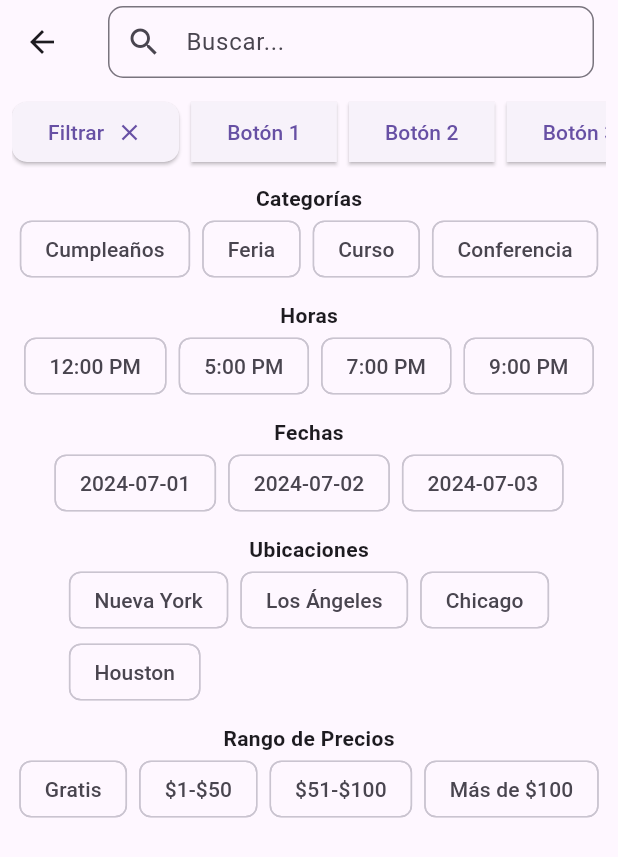
After one commit to cristian-morris/appevent, a Flutter app: the SearchScreen screen opened directly, after a tap on "Filtrar", on a phone screen of 412 x 824 dp. The commit adds this screen. Shown: the top 857 px of the screen. Run offline on Flutter 3.47's test engine with Material 3 defaults, Android fonts, the phone set to English and light mode, and no system bars; our stand-ins replace google_fonts.

Commit message:
Cambios en la ventana busqueda

```diff
--- a/lib/pages/home.dart
+++ b/lib/pages/home.dart
@@ -2,6 +2,7 @@ import 'package:digitalevent/components/config.dart';
 import 'package:digitalevent/components/historial_eventos.dart';
 import 'package:digitalevent/components/notificaciones.dart';
 import 'package:digitalevent/components/perfil.dart';
+import 'package:digitalevent/pages/search_screen.dart';
 import 'package:flutter/material.dart';
 
 class Home extends StatefulWidget {
@@ -15,25 +16,39 @@ class _HomeState extends State<Home> {
   @override
   Widget build(BuildContext context) {
     return Scaffold(
-
-
       appBar: AppBar(
         title: Row(
           children: <Widget>[
-
             Expanded(
-              child: TextField(
-                decoration: InputDecoration(
-                  hintText: 'Buscar',
-                  prefixIcon: Icon(Icons.search),
-                  border: OutlineInputBorder(
+              child: GestureDetector(
+                  onTap: () {
+                    Navigator.of(context).push(MaterialPageRoute(
+                      builder: (context) => SearchScreen(),
+                    ));
+                  },
+                  child: Container(
+                    padding:
+                        const EdgeInsets.symmetric(vertical: 8, horizontal: 10),
+                    decoration: BoxDecoration(
+                      color: Colors.white,
                       borderRadius: BorderRadius.circular(10),
-                    borderSide: BorderSide.none,
                     ),
-                  filled: true,
-                  contentPadding: EdgeInsets.all(0),
+                    child: const Row(
+                      children: [
+                        Icon(
+                          Icons.search,
+                          color: Colors.black,
                         ),
+                        SizedBox(
+                          width: 10,
                         ),
+                        Text(
+                          "Buscar...",
+                          style: TextStyle(fontSize: 16, color: Colors.black),
+                        )
+                      ],
+                    ),
+                  )),
             ),
             IconButton(
               icon: Icon(Icons.shopping_cart),
@@ -63,7 +78,9 @@ class _HomeState extends State<Home> {
                   style: TextStyle(fontSize: 20),
                 ),
                 onTap: () {
-                      Navigator.of(context).push(MaterialPageRoute(builder: (context) => Perfil(),));
+                  Navigator.of(context).push(MaterialPageRoute(
+                    builder: (context) => Perfil(),
+                  ));
                 },
               ),
               ListTile(
@@ -73,7 +90,9 @@ class _HomeState extends State<Home> {
                   style: TextStyle(fontSize: 20),
                 ),
                 onTap: () {
-                      Navigator.of(context).push(MaterialPageRoute(builder: (context) => Notificaciones(),));
+                  Navigator.of(context).push(MaterialPageRoute(
+                    builder: (context) => Notificaciones(),
+                  ));
                 },
               ),
               ListTile(
@@ -83,7 +102,9 @@ class _HomeState extends State<Home> {
                   style: TextStyle(fontSize: 20),
                 ),
                 onTap: () {
-                      Navigator.of(context).push(MaterialPageRoute(builder: (context) => HistorialEventos(),));
+                  Navigator.of(context).push(MaterialPageRoute(
+                    builder: (context) => HistorialEventos(),
+                  ));
                 },
               ),
               ListTile(
@@ -93,7 +114,9 @@ class _HomeState extends State<Home> {
                   style: TextStyle(fontSize: 20),
                 ),
                 onTap: () {
-                      Navigator.of(context).push(MaterialPageRoute(builder: (context) => Config(),));
+                  Navigator.of(context).push(MaterialPageRoute(
+                    builder: (context) => Config(),
+                  ));
                 },
               )
             ],
@@ -104,19 +127,16 @@ class _HomeState extends State<Home> {
         child: Column(
           children: <Widget>[
             sectionTitle('EVENTOS PÚBLICOS'),
-            eventList([
-
-            ]),
+            eventList([]),
             sectionTitle('EVENTOS PRIVADOS'),
-            eventList([
-
-            ]),
+            eventList([]),
           ],
         ),
       ),
     );
   }
 }
+
 Widget sectionTitle(String title) {
   return Padding(
     padding: const EdgeInsets.all(16.0),
--- /dev/null
+++ b/lib/pages/search_screen.dart
@@ -0,0 +1,242 @@
+import 'package:flutter/material.dart';
+
+class SearchScreen extends StatefulWidget {
+  @override
+  _SearchScreenState createState() => _SearchScreenState();
+}
+
+class _SearchScreenState extends State<SearchScreen> {
+  bool showFilters = false;
+  String? selectedCategory;
+  TimeOfDay? selectedTime;
+  DateTime? selectedDate;
+  String? selectedLocation;
+  String? selectedPriceRange;
+
+  final List<String> categories = [
+    'Cumpleaños',
+    'Feria',
+    'Curso',
+    'Conferencia'
+  ];
+  final List<TimeOfDay> times = [
+    TimeOfDay(hour: 12, minute: 0),
+    TimeOfDay(hour: 17, minute: 0),
+    TimeOfDay(hour: 19, minute: 0),
+    TimeOfDay(hour: 21, minute: 0)
+  ];
+  final List<String> dates = ['2024-07-01', '2024-07-02', '2024-07-03'];
+  final List<String> locations = [
+    'Nueva York',
+    'Los Ángeles',
+    'Chicago',
+    'Houston'
+  ];
+  final List<String> priceRanges = [
+    'Gratis',
+    '\$1-\$50',
+    '\$51-\$100',
+    'Más de \$100'
+  ];
+
+  void toggleFilters() {
+    setState(() {
+      showFilters = !showFilters;
+    });
+  }
+
+  @override
+  Widget build(BuildContext context) {
+    return Scaffold(
+      appBar: AppBar(
+        title: Row(
+          children: <Widget>[
+            Expanded(
+              child: TextField(
+                decoration: InputDecoration(
+                    hintText: 'Buscar...',
+                    prefixIcon: Icon(Icons.search),
+                    border: OutlineInputBorder(
+                      borderRadius: BorderRadius.circular(10),
+                      borderSide: BorderSide(
+                        color: Colors.deepPurple,
+                      ),
+                    ),
+                    contentPadding: EdgeInsets.all(0)),
+              ),
+            ),
+          ],
+        ),
+      ),
+      body: Padding(
+        padding: const EdgeInsets.all(8.0),
+        child: Column(
+          children: [
+            Row(
+              children: [
+                Expanded(
+                  child: SingleChildScrollView(
+                    scrollDirection: Axis.horizontal,
+                    child: Row(
+                      children: [
+                        ElevatedButton(
+                          onPressed: toggleFilters,
+                          style: ElevatedButton.styleFrom(
+                            shape: RoundedRectangleBorder(
+                              borderRadius: BorderRadius.circular(10),
+                            ),
+                          ),
+                          child: showFilters
+                              ? Row(
+                                  children: [
+                                    Text('Filtrar'),
+                                    SizedBox(width: 8),
+                                    Icon(Icons.close),
+                                  ],
+                                )
+                              : Text('Filtrar'),
+                        ),
+                        SizedBox(width: 8),
+                        ElevatedButton(
+                          onPressed: () {},
+                          style: ElevatedButton.styleFrom(
+                            shape: RoundedRectangleBorder(
+                              borderRadius: BorderRadius.circular(0),
+                            ),
+                          ),
+                          child: Text('Botón 1'),
+                        ),
+                        SizedBox(width: 8),
+                        ElevatedButton(
+                          onPressed: () {},
+                          style: ElevatedButton.styleFrom(
+                            shape: RoundedRectangleBorder(
+                              borderRadius: BorderRadius.circular(0),
+                            ),
+                          ),
+                          child: Text('Botón 2'),
+                        ),
+                        SizedBox(width: 8),
+                        ElevatedButton(
+                          onPressed: () {},
+                          style: ElevatedButton.styleFrom(
+                            shape: RoundedRectangleBorder(
+                              borderRadius: BorderRadius.circular(0),
+                            ),
+                          ),
+                          child: Text('Botón 3'),
+                        ),
+                      ],
+                    ),
+                  ),
+                ),
+              ],
+            ),
+            if (showFilters)
+              Expanded(
+                child: SingleChildScrollView(
+                  child: Column(
+                    children: [
+                      SizedBox(height: 10),
+                      Text('Categorías',
+                          style: TextStyle(fontWeight: FontWeight.bold)),
+                      Wrap(
+                        spacing: 8.0,
+                        children: categories.map((category) {
+                          return ChoiceChip(
+                            label: Text(category),
+                            selected: selectedCategory == category,
+                            selectedColor: Colors.purpleAccent,
+                            onSelected: (selected) {
+                              setState(() {
+                                selectedCategory = selected ? category : null;
+                              });
+                            },
+                          );
+                        }).toList(),
+                      ),
+                      SizedBox(height: 10),
+                      Text('Horas',
+                          style: TextStyle(fontWeight: FontWeight.bold)),
+                      Wrap(
+                        spacing: 8.0,
+                        children: times.map((time) {
+                          return ChoiceChip(
+                            label: Text('${time.format(context)}'),
+                            selected: selectedTime == time,
+                            selectedColor: Colors.purpleAccent,
+                            onSelected: (selected) {
+                              setState(() {
+                                selectedTime = selected ? time : null;
+                              });
+                            },
+                          );
+                        }).toList(),
+                      ),
+                      SizedBox(height: 10),
+                      Text('Fechas',
+                          style: TextStyle(fontWeight: FontWeight.bold)),
+                      Wrap(
+                        spacing: 8.0,
+                        children: dates.map((date) {
+                          return ChoiceChip(
+                            label: Text(date),
+                            selected:
+                                selectedDate?.toString().split(' ')[0] == date,
+                            selectedColor: Colors.purpleAccent,
+                            onSelected: (selected) {
+                              setState(() {
+                                selectedDate =
+                                    selected ? DateTime.parse(date) : null;
+                              });
+                            },
+                          );
+                        }).toList(),
+                      ),
+                      SizedBox(height: 10),
+                      Text('Ubicaciones',
+                          style: TextStyle(fontWeight: FontWeight.bold)),
+                      Wrap(
+                        spacing: 8.0,
+                        children: locations.map((location) {
+                          return ChoiceChip(
+                            label: Text(location),
+                            selected: selectedLocation == location,
+                            selectedColor: Colors.purpleAccent,
+                            onSelected: (selected) {
+                              setState(() {
+                                selectedLocation = selected ? location : null;
+                              });
+                            },
+                          );
+                        }).toList(),
+                      ),
+                      SizedBox(height: 10),
+                      Text('Rango de Precios',
+                          style: TextStyle(fontWeight: FontWeight.bold)),
+                      Wrap(
+                        spacing: 8.0,
+                        children: priceRanges.map((priceRange) {
+                          return ChoiceChip(
+                            label: Text(priceRange),
+                            selected: selectedPriceRange == priceRange,
+                            selectedColor: Colors.purpleAccent,
+                            onSelected: (selected) {
+                              setState(() {
+                                selectedPriceRange =
+                                    selected ? priceRange : null;
+                              });
+                            },
+                          );
+                        }).toList(),
+                      ),
+                    ],
+                  ),
+                ),
+              ),
+          ],
+        ),
+      ),
+    );
+  }
+}
```
Lines whose indentation alone changed are shown as unchanged.
